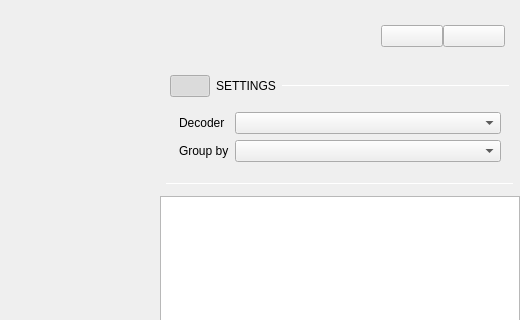
This is ui/logic_analyzer.ui in analogdevicesinc/scopy as Qt 5 draws it before an edit; both pictures show x 760 to 1280 and y 0 to 320 of the 1280 by 704 pixel window. The edited form follows.
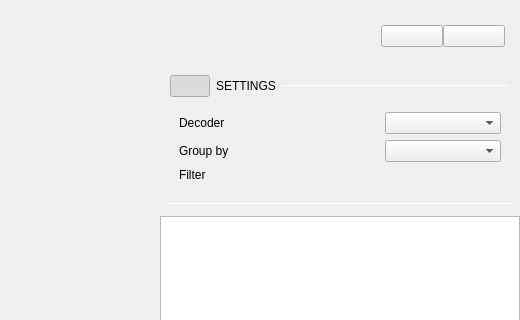
This is the edited form. Icons and pictures are not drawn. Custom widgets are drawn as their Qt base class.

Commit message: logic analyzer/decoder table: added filter in the drop down menu - single button is no longer disabled when opening the decoder table - fixed some crashes when pressing single button - fixed decoder table panel not interacting with the other rightMenu panels - dropdown_switch stretches to fit columns

What changed in the file:
```diff
--- a/ui/logic_analyzer.ui
+++ b/ui/logic_analyzer.ui
@@ -1795,6 +1795,9 @@
                    <property name="rightMargin">
                     <number>10</number>
                    </property>
+                   <property name="bottomMargin">
+                    <number>0</number>
+                   </property>
                    <item>
                     <layout class="QHBoxLayout" name="wDecoderSettingsCollapse">
                      <property name="spacing">
@@ -1870,16 +1873,26 @@
                    </item>
                    <item>
                     <widget class="QWidget" name="wDecoderSettings_2" native="true">
-                     <property name="sizePolicy">
-                      <sizepolicy hsizetype="Preferred" vsizetype="Preferred">
-                       <horstretch>0</horstretch>
-                       <verstretch>0</verstretch>
-                      </sizepolicy>
-                     </property>
-                     <layout class="QFormLayout" name="wDecoderSettings">
-                      <property name="formAlignment">
-                       <set>Qt::AlignLeading|Qt::AlignLeft|Qt::AlignTop</set>
+                     <layout class="QGridLayout" name="wDecoderSettings" columnstretch="0,0" columnminimumwidth="200,0">
+                      <property name="sizeConstraint">
+                       <enum>QLayout::SetMinimumSize</enum>
                       </property>
+                      <item row="0" column="1">
+                       <widget class="QComboBox" name="DecoderComboBox">
+                        <property name="sizePolicy">
+                         <sizepolicy hsizetype="Preferred" vsizetype="Preferred">
+                          <horstretch>0</horstretch>
+                          <verstretch>0</verstretch>
+                         </sizepolicy>
+                        </property>
+                        <property name="minimumSize">
+                         <size>
+                          <width>0</width>
+                          <height>0</height>
+                         </size>
+                        </property>
+                       </widget>
+                      </item>
                       <item row="1" column="0">
                        <widget class="QLabel" name="label_17">
                         <property name="text">
@@ -1903,6 +1916,22 @@
                         </property>
                        </widget>
                       </item>
+                      <item row="2" column="1">
+                       <layout class="QVBoxLayout" name="filterLayout"/>
+                      </item>
+                      <item row="2" column="0">
+                       <widget class="QLabel" name="label_19">
+                        <property name="sizePolicy">
+                         <sizepolicy hsizetype="Fixed" vsizetype="Preferred">
+                          <horstretch>0</horstretch>
+                          <verstretch>0</verstretch>
+                         </sizepolicy>
+                        </property>
+                        <property name="text">
+                         <string>Filter</string>
+                        </property>
+                       </widget>
+                      </item>
                       <item row="0" column="0">
                        <widget class="QLabel" name="label_18">
                         <property name="text">
@@ -1910,22 +1939,6 @@
                         </property>
                        </widget>
                       </item>
-                      <item row="0" column="1">
-                       <widget class="QComboBox" name="DecoderComboBox">
-                        <property name="sizePolicy">
-                         <sizepolicy hsizetype="Preferred" vsizetype="Preferred">
-                          <horstretch>0</horstretch>
-                          <verstretch>0</verstretch>
-                         </sizepolicy>
-                        </property>
-                        <property name="minimumSize">
-                         <size>
-                          <width>0</width>
-                          <height>0</height>
-                         </size>
-                        </property>
-                       </widget>
-                      </item>
                      </layout>
                     </widget>
                    </item>
```
Left out of the diff: 15 changed lines with no effect on the pictures. The commit also changes 9 other files.
